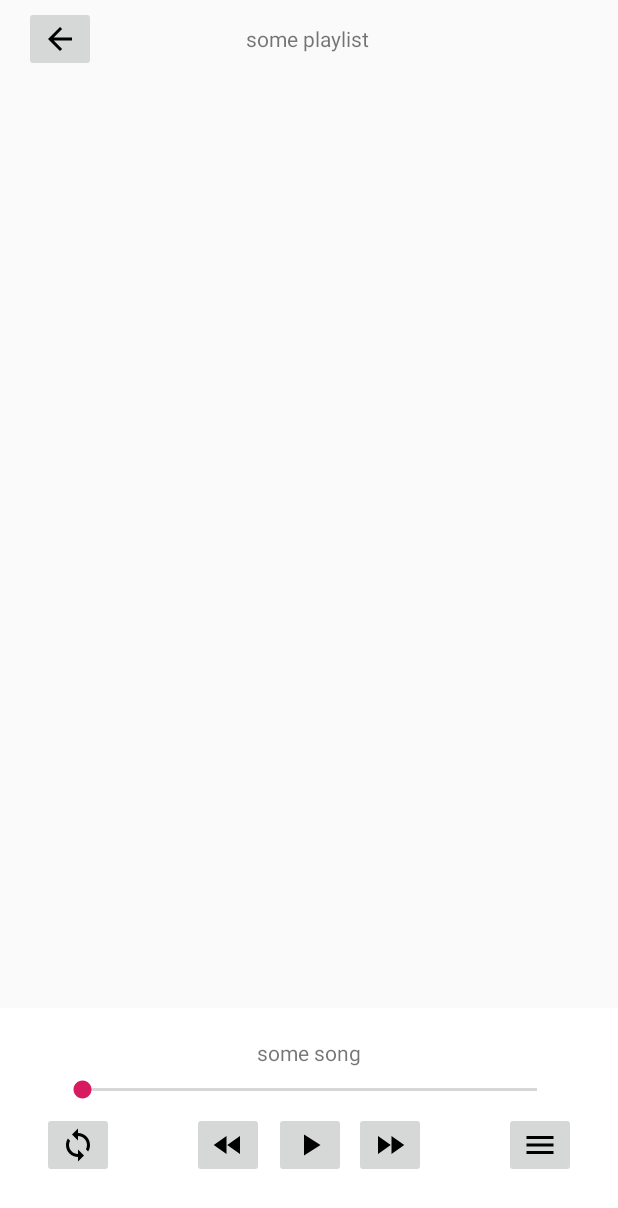
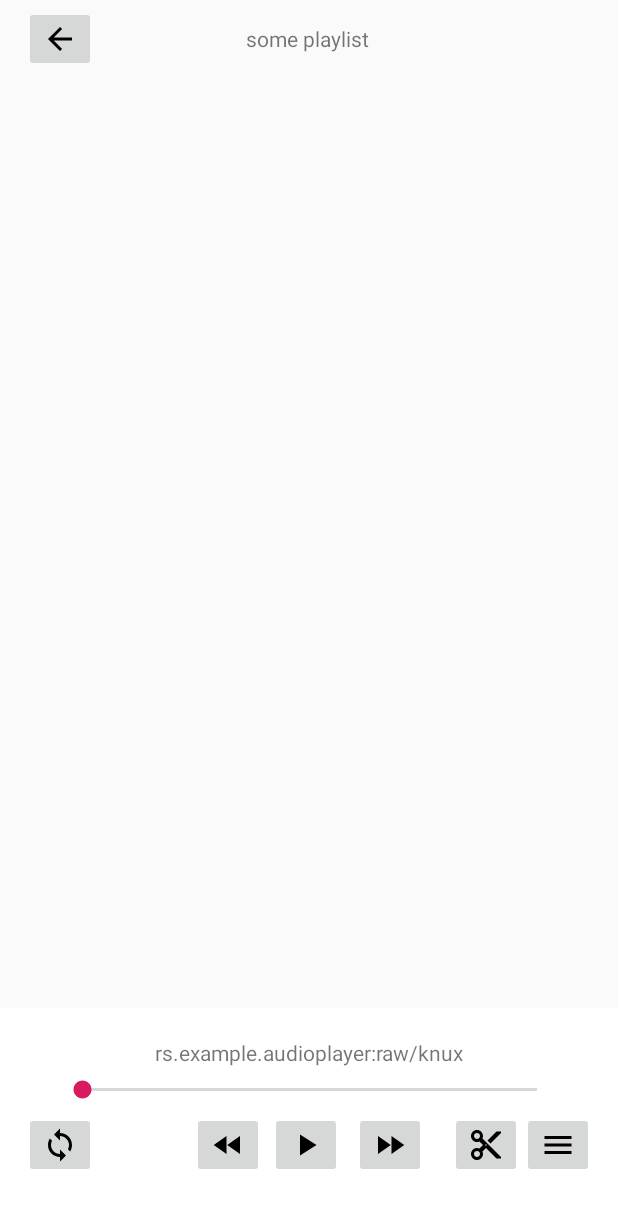
Before and after one commit to dj-pocket-cloud/AudioPlayer, an Android app: the screen it shows after launch (MainActivity), after a tap on an icon or button, on a phone screen of 412 x 824 dp. Shown: the top 1208 px of the screen. Run offline under Robolectric (Android 15) with nearby library versions, the phone set to English and light mode, and no system bars; 1 other tap on this screen came first.

Commit message:
added working seek bar, trim button and filename display

```diff
--- a/app/build.gradle
+++ b/app/build.gradle
@@ -4,7 +4,7 @@ android {
     compileSdkVersion 28
     defaultConfig {
         applicationId "rs.example.audioplayer"
-        minSdkVersion 15
+        minSdkVersion 16
         targetSdkVersion 28
         versionCode 1
         versionName "1.0"
--- a/app/src/main/java/rs/example/audioplayer/ControlsFragment.java
+++ b/app/src/main/java/rs/example/audioplayer/ControlsFragment.java
@@ -1,28 +1,44 @@
 package rs.example.audioplayer;
 
+import android.content.ContentResolver;
+import android.content.res.Resources;
+import android.database.Cursor;
+import android.graphics.Color;
 import android.net.Uri;
 import android.os.Bundle;
+import android.os.Handler;
 import android.os.RemoteException;
+import android.provider.ContactsContract;
+import android.provider.OpenableColumns;
 import android.support.v4.app.Fragment;
-import android.util.Log;
 import android.view.LayoutInflater;
 import android.view.View;
 import android.view.ViewGroup;
 import android.widget.ImageButton;
 import android.view.View.OnClickListener;
+import android.widget.SeekBar;
+import android.widget.TextView;
+
+import org.w3c.dom.Text;
 
 import java.io.IOException;
 
 public class ControlsFragment extends Fragment {
 
-    TrackOperations operations = new TrackOperations();
+    TrackOperations mediaPlayer = new TrackOperations();
     String uriString = "android.resource://rs.example.audioplayer/" + R.raw.knux;
 
-    ImageButton playButton;
-    ImageButton rewindButton;
-    ImageButton loopButton;
+    private ImageButton playButton;
+    private ImageButton rewindButton;
+    private ImageButton loopButton;
+    private ImageButton fastForwardButton;
+    private SeekBar seekBar;
+    private TextView songInfo;
 
-    int loop = 0;
+    private int loop = 0;
+    private int beginning;
+    private int end;
+    Handler handler = new Handler();
 
     @Override
     public View onCreateView(LayoutInflater inflater, ViewGroup container,
@@ -33,7 +49,7 @@ public class ControlsFragment extends Fragment {
                 container, false);
 
         try {
-            operations.setSource(this.getContext(), Uri.parse(uriString));
+            mediaPlayer.setSource(this.getContext(), Uri.parse(uriString));
         } catch (IOException e) {
             e.printStackTrace();
         }
@@ -41,9 +57,37 @@ public class ControlsFragment extends Fragment {
         playButton = (ImageButton)view.findViewById(R.id.play);
         rewindButton = (ImageButton)view.findViewById(R.id.rewind);
         loopButton = (ImageButton)view.findViewById(R.id.loopButton);
+        fastForwardButton = (ImageButton)view.findViewById(R.id.forward);
+        seekBar = (SeekBar)view.findViewById(R.id.songSeek);
+        songInfo = (TextView)view.findViewById(R.id.songInfo);
         playButton.setOnClickListener(playButtonListener);
         rewindButton.setOnClickListener(rewindButtonListener);
         loopButton.setOnClickListener(loopButtonListener);
+        fastForwardButton.setOnClickListener(fastForwardButtonListener);
+        seekBar.setOnSeekBarChangeListener(seekBarChangeListener);
+        seekBar.setMax(mediaPlayer.getLength());
+
+        mediaPlayer.setLooping(loop == 1);
+        beginning = 0;
+        end = mediaPlayer.getLength() - 1;
+
+        getActivity().runOnUiThread(new Runnable() {
+            @Override
+            public void run() {
+                int mCurrPosition = mediaPlayer.getPosition();
+                seekBar.setProgress(mCurrPosition);
+                handler.postDelayed(this, 1000);
+
+                if (mediaPlayer.getPlaying()) playButton.setImageResource(R.drawable.ic_pause_black_24dp);
+                else playButton.setImageResource(R.drawable.ic_play_arrow_black_24dp);
+
+                if (mediaPlayer.getLooping()) loopButton.setImageAlpha(Color.WHITE);
+                else loopButton.setImageAlpha(Color.GRAY);
+
+                songInfo.setText(getResources().getResourceName(R.raw.knux));
+            }
+        });
+
         return view;
 
     }
@@ -53,7 +97,9 @@ public class ControlsFragment extends Fragment {
         @Override
         public void onClick(View v) {
             try {
-                operations.toggleMusic();
+                mediaPlayer.toggleMusic();
+                if (mediaPlayer.getPlaying()) playButton.setImageResource(R.drawable.ic_pause_black_24dp);
+                else playButton.setImageResource(R.drawable.ic_play_arrow_black_24dp);
             } catch (RemoteException e) {
                 e.printStackTrace();
             }
@@ -65,16 +111,44 @@ public class ControlsFragment extends Fragment {
     OnClickListener rewindButtonListener = new OnClickListener() {
         @Override
         public void onClick(View v) {
-            //TODO: replace this with playFromPoint(beginningOfSnippet) when audio snippets are implemented
-            operations.seekBack();
+            mediaPlayer.setPosition(beginning);
+        }
+    };
+
+    //seek to end of track
+    OnClickListener fastForwardButtonListener = new OnClickListener() {
+        @Override
+        public void onClick(View v) {
+            mediaPlayer.setPosition(end);
         }
     };
 
     OnClickListener loopButtonListener = new OnClickListener() {
         @Override
         public void onClick(View v) {
-            operations.setLooping((loop++) % 2 == 1);
+            mediaPlayer.setLooping((++loop) % 2 == 1);
+            if (mediaPlayer.getLooping()) loopButton.setImageAlpha(Color.WHITE);
+            else loopButton.setImageAlpha(Color.GRAY);
         }
     };
 
+    //set track progress when the seekBar is changed
+    SeekBar.OnSeekBarChangeListener seekBarChangeListener = new SeekBar.OnSeekBarChangeListener() {
+        @Override
+        public void onProgressChanged(SeekBar seekBar, int progress, boolean fromUser) {
+            if (fromUser) { mediaPlayer.setPosition(progress); }
+        }
+
+        @Override
+        public void onStartTrackingTouch(SeekBar seekBar) {
+
+        }
+
+        @Override
+        public void onStopTrackingTouch(SeekBar seekBar) {
+
+        }
+    };
+
+
 }
--- a/app/src/main/java/rs/example/audioplayer/MainActivity.java
+++ b/app/src/main/java/rs/example/audioplayer/MainActivity.java
@@ -8,6 +8,7 @@ import android.support.design.widget.FloatingActionButton;
 import android.support.design.widget.Snackbar;
 import android.support.v7.app.AppCompatActivity;
 import android.support.v7.widget.Toolbar;
+import android.util.Log;
 import android.view.View;
 import android.view.Menu;
 import android.view.MenuItem;
@@ -44,4 +45,6 @@ public class MainActivity extends AppCompatActivity {
                     .add(R.id.fragment_container, pb).commit();
         }
     }
+
+
 }
--- a/app/src/main/java/rs/example/audioplayer/TrackOperations.java
+++ b/app/src/main/java/rs/example/audioplayer/TrackOperations.java
@@ -16,7 +16,6 @@ public class TrackOperations {
     }
 
     public void setSource(Context context, Uri uri) throws IOException {
-        player.stop();
         player.setDataSource(context, uri);
         player.prepare();
     }
@@ -27,20 +26,22 @@ public class TrackOperations {
         else { player.start(); }
     }
 
-    public void seekBack() {
+    public boolean getPlaying() {
+        return player.isPlaying();
+    }
+
+    public void setPosition(int msec) {
         //get the current status of the player and store it in a local boolean
         boolean wasPlaying = player.isPlaying();
 
         //stop the music, and if it was playing then start playing again
-        player.pause();
-        player.seekTo(0);
+        if (wasPlaying) { player.pause(); }
+        player.seekTo(msec);
         if (wasPlaying) { player.start(); }
     }
 
-    public void playFromPoint(int msec) {
-        player.pause();
-        player.seekTo(msec);
-        player.start();
+    public int getPosition() {
+        return player.getCurrentPosition(); //returns in milliseconds
     }
 
     //set looping status
@@ -48,7 +49,11 @@ public class TrackOperations {
         player.setLooping(loop);
     }
 
-    public int getPosition() {
-        return player.getCurrentPosition(); //returns in milliseconds
+    public boolean getLooping() {
+        return player.isLooping();
+    }
+
+    public int getLength() {
+        return player.getDuration();
     }
 }
--- /dev/null
+++ b/app/src/main/res/drawable/ic_content_cut_black_24dp.xml
@@ -0,0 +1,9 @@
+<vector xmlns:android="http://schemas.android.com/apk/res/android"
+        android:width="24dp"
+        android:height="24dp"
+        android:viewportWidth="24.0"
+        android:viewportHeight="24.0">
+    <path
+        android:fillColor="#FF000000"
+        android:pathData="M9.64,7.64c0.23,-0.5 0.36,-1.05 0.36,-1.64 0,-2.21 -1.79,-4 -4,-4S2,3.79 2,6s1.79,4 4,4c0.59,0 1.14,-0.13 1.64,-0.36L10,12l-2.36,2.36C7.14,14.13 6.59,14 6,14c-2.21,0 -4,1.79 -4,4s1.79,4 4,4 4,-1.79 4,-4c0,-0.59 -0.13,-1.14 -0.36,-1.64L12,14l7,7h3v-1L9.64,7.64zM6,8c-1.1,0 -2,-0.89 -2,-2s0.9,-2 2,-2 2,0.89 2,2 -0.9,2 -2,2zM6,20c-1.1,0 -2,-0.89 -2,-2s0.9,-2 2,-2 2,0.89 2,2 -0.9,2 -2,2zM12,12.5c-0.28,0 -0.5,-0.22 -0.5,-0.5s0.22,-0.5 0.5,-0.5 0.5,0.22 0.5,0.5 -0.22,0.5 -0.5,0.5zM19,3l-6,6 2,2 7,-7L22,3z"/>
+</vector>
--- a/app/src/main/res/layout/controls_fragment.xml
+++ b/app/src/main/res/layout/controls_fragment.xml
@@ -39,8 +39,8 @@
         android:id="@+id/loopButton"
         android:layout_width="wrap_content"
         android:layout_height="wrap_content"
-        android:layout_marginStart="16dp"
-        android:layout_marginLeft="16dp"
+        android:layout_marginStart="4dp"
+        android:layout_marginLeft="4dp"
         android:layout_marginTop="8dp"
         app:layout_constraintStart_toStartOf="parent"
         app:layout_constraintTop_toBottomOf="@+id/songSeek"
@@ -50,8 +50,8 @@
         android:id="@+id/rewind"
         android:layout_width="wrap_content"
         android:layout_height="wrap_content"
-        android:layout_marginStart="52dp"
-        android:layout_marginLeft="52dp"
+        android:layout_marginStart="64dp"
+        android:layout_marginLeft="64dp"
         android:layout_marginTop="8dp"
         app:layout_constraintStart_toEndOf="@+id/loopButton"
         app:layout_constraintTop_toBottomOf="@+id/songSeek"
@@ -69,7 +69,7 @@
         android:clickable="true"
         android:contentDescription="TODO"
         app:layout_constraintEnd_toStartOf="@+id/forward"
-        app:layout_constraintHorizontal_bias="0.42"
+        app:layout_constraintHorizontal_bias="1.0"
         app:layout_constraintStart_toEndOf="@+id/rewind"
         app:layout_constraintTop_toBottomOf="@+id/songSeek"
         app:srcCompat="@drawable/ic_play_arrow_black_24dp" />
@@ -79,19 +79,28 @@
         android:layout_width="wrap_content"
         android:layout_height="wrap_content"
         android:layout_marginTop="8dp"
-        android:layout_marginEnd="52dp"
-        android:layout_marginRight="52dp"
+        android:layout_marginEnd="16dp"
+        android:layout_marginRight="16dp"
+        app:layout_constraintEnd_toStartOf="@+id/snippet"
+        app:layout_constraintTop_toBottomOf="@+id/songSeek"
+        app:srcCompat="@drawable/ic_fast_forward_black_24dp" />
+
+    <ImageButton
+        android:id="@+id/snippet"
+        android:layout_width="wrap_content"
+        android:layout_height="wrap_content"
+        android:layout_marginTop="8dp"
         app:layout_constraintEnd_toStartOf="@+id/menu"
         app:layout_constraintTop_toBottomOf="@+id/songSeek"
-        app:srcCompat="@drawable/ic_fast_forward_black_24dp" />
+        app:srcCompat="@drawable/ic_content_cut_black_24dp" />
 
     <ImageButton
         android:id="@+id/menu"
         android:layout_width="wrap_content"
         android:layout_height="wrap_content"
         android:layout_marginTop="8dp"
-        android:layout_marginEnd="16dp"
-        android:layout_marginRight="16dp"
+        android:layout_marginEnd="4dp"
+        android:layout_marginRight="4dp"
         app:layout_constraintEnd_toEndOf="parent"
         app:layout_constraintTop_toBottomOf="@+id/songSeek"
         app:srcCompat="@drawable/ic_menu_black_24dp" />
```
